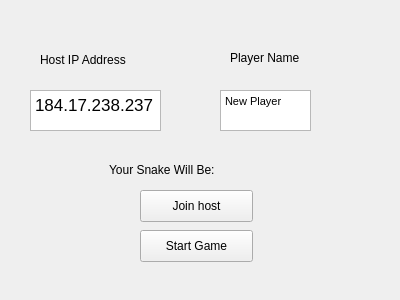
This is joingame.ui in slstein14/SnakeNetwork as Qt 5 draws it before an edit. The edited form follows.
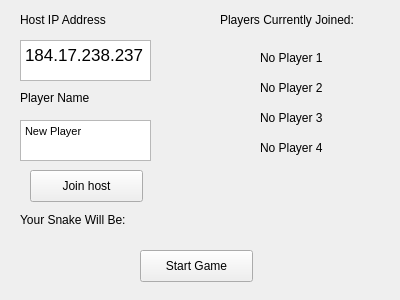
This is the edited form.

What changed in the file:
```diff
--- a/joingame.ui
+++ b/joingame.ui
@@ -16,8 +16,8 @@
   <widget class="QPushButton" name="pushButton">
    <property name="geometry">
     <rect>
-     <x>140</x>
-     <y>190</y>
+     <x>30</x>
+     <y>170</y>
      <width>113</width>
      <height>32</height>
     </rect>
@@ -29,8 +29,8 @@
   <widget class="QLabel" name="label">
    <property name="geometry">
     <rect>
-     <x>40</x>
-     <y>50</y>
+     <x>20</x>
+     <y>10</y>
      <width>111</width>
      <height>20</height>
     </rect>
@@ -42,8 +42,8 @@
   <widget class="QTextEdit" name="HostIP">
    <property name="geometry">
     <rect>
-     <x>30</x>
-     <y>90</y>
+     <x>20</x>
+     <y>40</y>
      <width>131</width>
      <height>41</height>
     </rect>
@@ -59,9 +59,9 @@
   <widget class="QLabel" name="label_2">
    <property name="geometry">
     <rect>
-     <x>230</x>
-     <y>50</y>
-     <width>71</width>
+     <x>20</x>
+     <y>90</y>
+     <width>91</width>
      <height>16</height>
     </rect>
    </property>
@@ -72,9 +72,9 @@
   <widget class="QTextEdit" name="PlayerName">
    <property name="geometry">
     <rect>
-     <x>220</x>
-     <y>90</y>
-     <width>91</width>
+     <x>20</x>
+     <y>120</y>
+     <width>131</width>
      <height>41</height>
     </rect>
    </property>
@@ -89,8 +89,8 @@
   <widget class="QLabel" name="SnakeColor">
    <property name="geometry">
     <rect>
-     <x>109</x>
-     <y>160</y>
+     <x>20</x>
+     <y>210</y>
      <width>191</width>
      <height>20</height>
     </rect>
@@ -103,7 +103,7 @@
    <property name="geometry">
     <rect>
      <x>140</x>
-     <y>230</y>
+     <y>250</y>
      <width>113</width>
      <height>32</height>
     </rect>
@@ -112,6 +112,71 @@
     <string>Start Game</string>
    </property>
   </widget>
+  <widget class="QLabel" name="label_3">
+   <property name="geometry">
+    <rect>
+     <x>220</x>
+     <y>10</y>
+     <width>171</width>
+     <height>20</height>
+    </rect>
+   </property>
+   <property name="text">
+    <string>Players Currently Joined:</string>
+   </property>
+  </widget>
+  <widget class="QLabel" name="P1Name">
+   <property name="geometry">
+    <rect>
+     <x>260</x>
+     <y>50</y>
+     <width>101</width>
+     <height>16</height>
+    </rect>
+   </property>
+   <property name="text">
+    <string>No Player 1</string>
+   </property>
+  </widget>
+  <widget class="QLabel" name="P2Name">
+   <property name="geometry">
+    <rect>
+     <x>260</x>
+     <y>80</y>
+     <width>101</width>
+     <height>16</height>
+    </rect>
+   </property>
+   <property name="text">
+    <string>No Player 2</string>
+   </property>
+  </widget>
+  <widget class="QLabel" name="P3Name">
+   <property name="geometry">
+    <rect>
+     <x>260</x>
+     <y>110</y>
+     <width>101</width>
+     <height>16</height>
+    </rect>
+   </property>
+   <property name="text">
+    <string>No Player 3</string>
+   </property>
+  </widget>
+  <widget class="QLabel" name="P4Name">
+   <property name="geometry">
+    <rect>
+     <x>260</x>
+     <y>140</y>
+     <width>101</width>
+     <height>16</height>
+    </rect>
+   </property>
+   <property name="text">
+    <string>No Player 4</string>
+   </property>
+  </widget>
  </widget>
  <resources/>
  <connections/>
```
